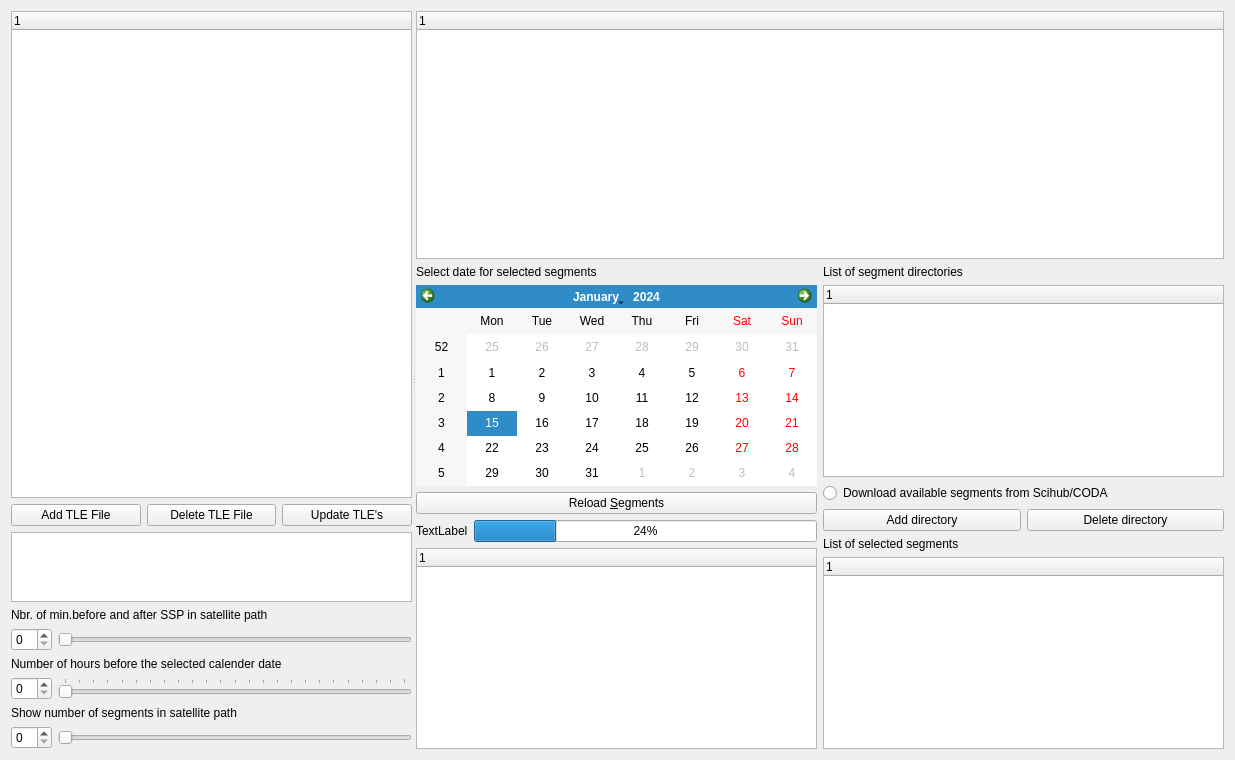
Above: core/formephem.ui from hvanruys/EUMETCastView before the change. Below: the same form after it.
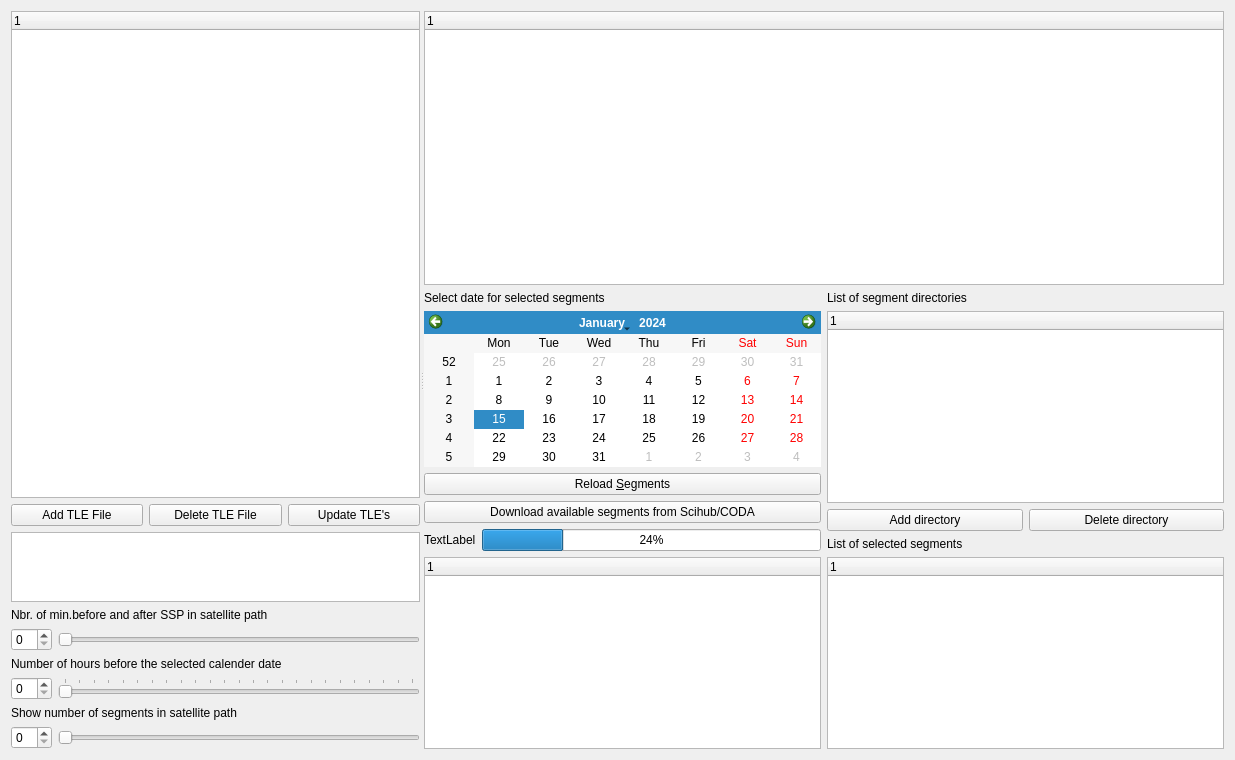
That is the form after the change.

What changed in the file:
```diff
--- a/core/formephem.ui
+++ b/core/formephem.ui
@@ -214,6 +214,13 @@
                </property>
               </widget>
              </item>
+             <item>
+              <widget class="QPushButton" name="btnDownloadFromDatahub">
+               <property name="text">
+                <string>Download available segments from Scihub/CODA</string>
+               </property>
+              </widget>
+             </item>
              <item>
               <layout class="QHBoxLayout" name="horizontalLayout_3">
                <item>
@@ -261,13 +268,6 @@
                </column>
               </widget>
              </item>
-             <item>
-              <widget class="QRadioButton" name="rdbDownloadFromDatahub">
-               <property name="text">
-                <string>Download available segments from Scihub/CODA</string>
-               </property>
-              </widget>
-             </item>
              <item>
               <layout class="QHBoxLayout" name="horizontalLayout_5">
                <item>
```
